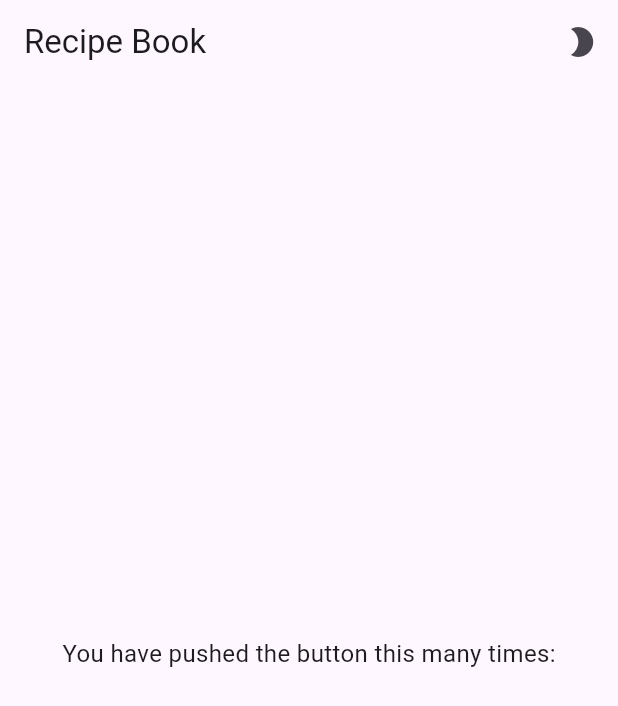
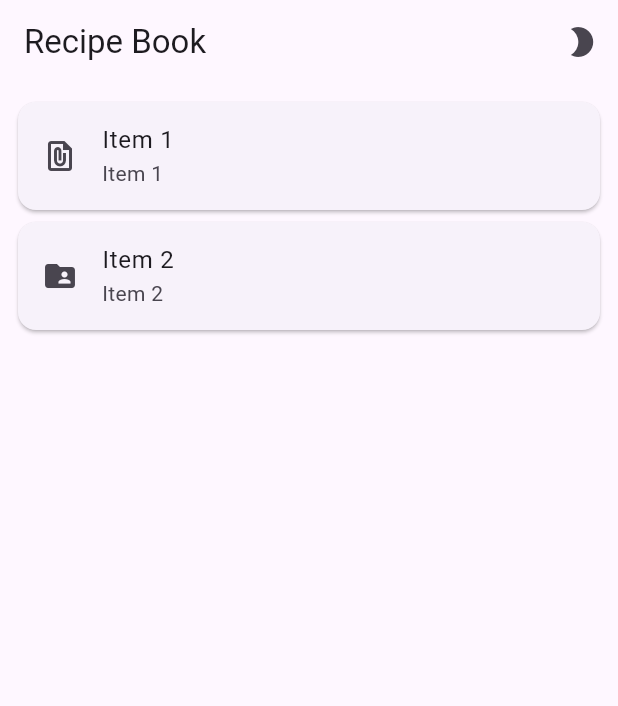
Before and after one commit to Nathan2055/csc4360-cw02-recipe-book, a Flutter app: the screen it shows after launch, on a phone screen of 412 x 824 dp. Shown: the top 706 px of the screen. Run offline on Flutter 3.47's test engine with Material 3 defaults, Android fonts, the phone set to English and light mode, and no system bars.

Commit message:
Continue working on recipe list logic

```diff
--- a/lib/main.dart
+++ b/lib/main.dart
@@ -1,6 +1,6 @@
 import 'package:flutter/material.dart';
 import 'recipe.dart';
-import 'recipe_builder.dart';
+import 'recipe_helpers.dart';
 
 // Main method
 void main() {
@@ -58,7 +58,7 @@ class _MyAppState extends State<MyApp> with SingleTickerProviderStateMixin {
             ),
           ],
         ),
-        body: Center(child: homeTab()),
+        body: listTab(),
       ),
     );
   }
@@ -77,4 +77,52 @@ class _MyAppState extends State<MyApp> with SingleTickerProviderStateMixin {
       ],
     );
   }
+
+  // Main interface
+  Column listTab() {
+    return Column(
+      mainAxisAlignment: MainAxisAlignment.center,
+      children: [
+        Expanded(
+          child: ListView(
+            scrollDirection: Axis.vertical,
+            shrinkWrap: false,
+            padding: const EdgeInsets.all(8),
+            children: [
+              Card(
+                child: ListTile(
+                  leading: Icon(Icons.file_present),
+                  title: Text('Item 1'),
+                  subtitle: Text('Item 1'),
+                ),
+              ),
+              Card(
+                child: Column(
+                  mainAxisSize: MainAxisSize.min,
+                  children: <Widget>[
+                    const ListTile(
+                      leading: Icon(Icons.folder_shared),
+                      title: Text('Item 2'),
+                      subtitle: Text('Item 2'),
+                    ),
+                  ],
+                ),
+              ),
+            ],
+          ),
+        ),
+      ],
+    );
+  }
+
+  // TODO: generalize
+  List<Card> getRecipeCards() {
+    List<Recipe> recipeList = RecipeHelpers().getRecipeList();
+    List<Card> cards = [];
+
+    for (int i = 0; i < recipeList.length; i++) {
+      cards[i] = RecipeHelpers().recipeToCard(recipeList[i]);
+    }
+    return cards;
+  }
 }
```
Also changed, not shown: lib/recipe_builder.dart (deleted, +0 -13 lines), lib/recipe_helpers.dart (added, +35 -0 lines).
